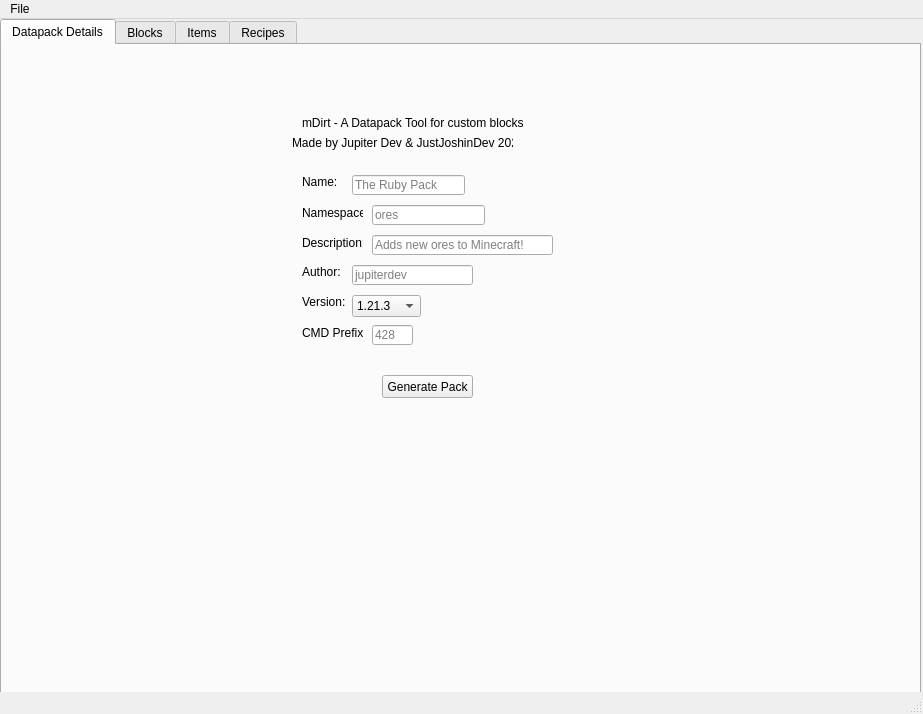
This is lib/main.ui in TheJupiterDev/mDirt as Qt 5 draws it before an edit. The edited form follows.
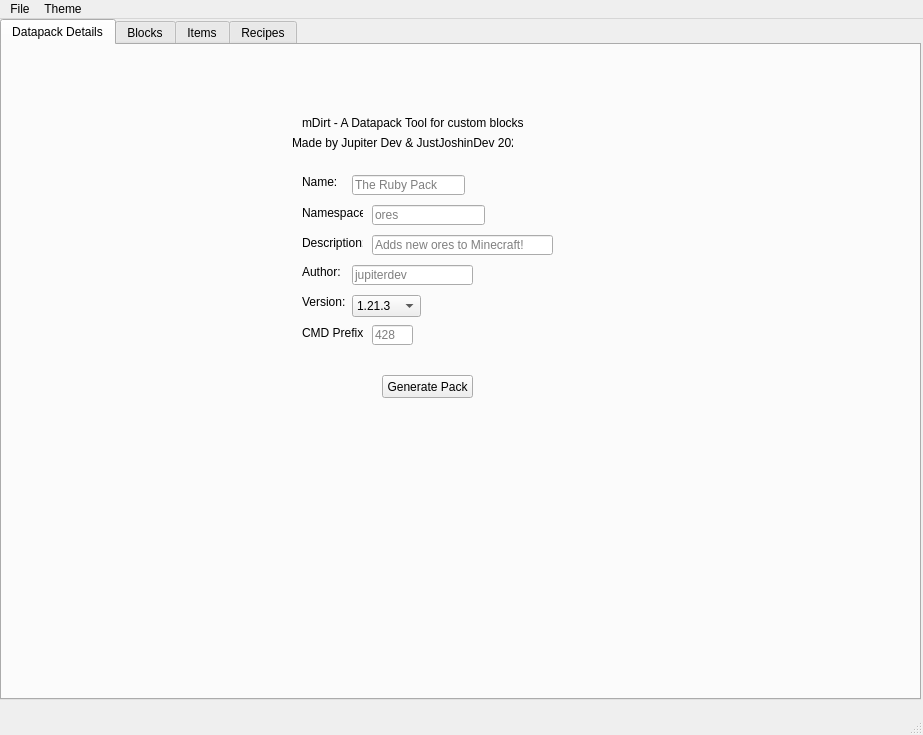
This is the edited form. Icons and pictures are not drawn.

Diff of the .ui file:
```diff
--- a/lib/main.ui
+++ b/lib/main.ui
@@ -7,7 +7,7 @@
     <x>0</x>
     <y>0</y>
     <width>923</width>
-    <height>714</height>
+    <height>735</height>
    </rect>
   </property>
   <property name="cursor">
@@ -21,16 +21,7 @@
     <normaloff>mDirt.ico</normaloff>mDirt.ico</iconset>
   </property>
   <property name="styleSheet">
-   <string notr="true">QPushButton #a, #slot0, #slot1, #slot2, #slot3, #slot4, #slot5, #slot6, #slot7, #slot8, #slot9 {
-background-color: rgba(255, 255, 255, 0)
-}
-
-QLabel #a, #topFace, #leftFace, #backFace, #rightFace, #bottomFace, #frontFace, #itemTextureLabel, #slot0, #slot1, #slot2, #slot3, #slot4, #slot5, #slot6, #slot7, #slot8, #slot9
-{
-	border: 2px solid grey;
-	border-radius: 5px;
-}
-</string>
+   <string notr="true"/>
   </property>
   <widget class="QWidget" name="centralwidget">
    <widget class="QLabel" name="status">
@@ -1951,7 +1942,25 @@
     <addaction name="actionImport_from_mrdt"/>
     <addaction name="actionExport_to_mrdt_2"/>
    </widget>
+   <widget class="QMenu" name="menuTheme">
+    <property name="title">
+     <string>Theme</string>
+    </property>
+    <widget class="QMenu" name="menuColored">
+     <property name="title">
+      <string>Colored</string>
+     </property>
+     <addaction name="actionBlue"/>
+     <addaction name="actionGreen"/>
+     <addaction name="actionRed"/>
+     <addaction name="actionPurple"/>
+    </widget>
+    <addaction name="actionDark_default"/>
+    <addaction name="actionLight"/>
+    <addaction name="menuColored"/>
+   </widget>
    <addaction name="menuFile"/>
+   <addaction name="menuTheme"/>
   </widget>
   <action name="actionImport_from_mrdt">
    <property name="text">
```
Left out of the diff: 30 changed lines with no effect on the pictures.
